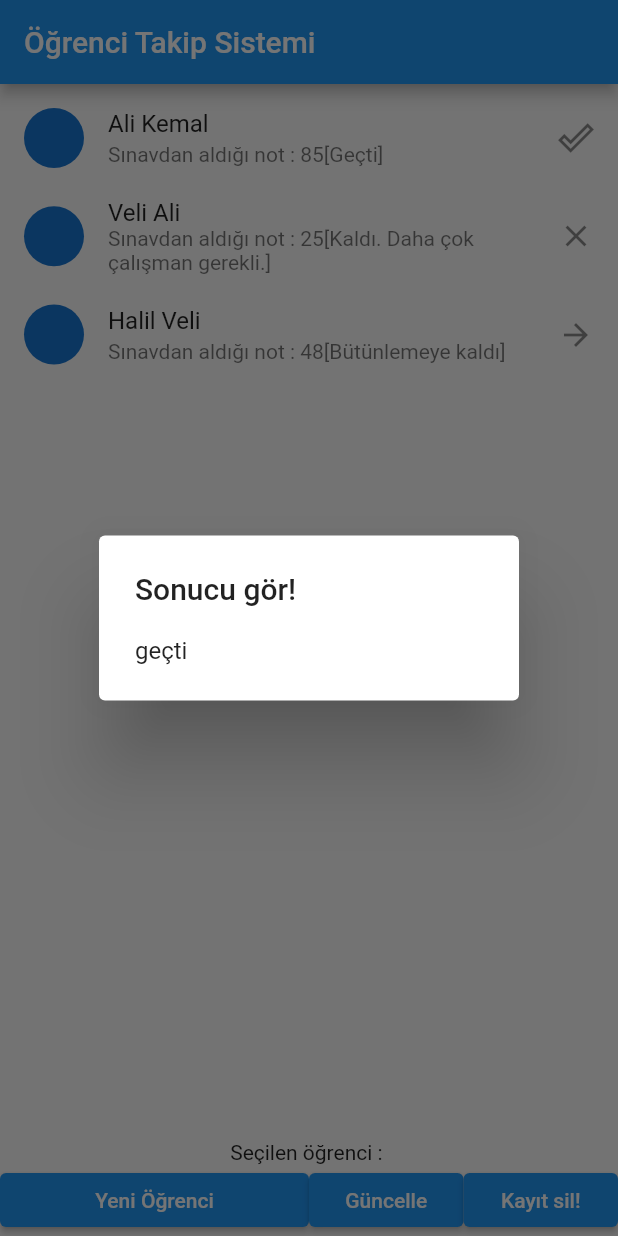
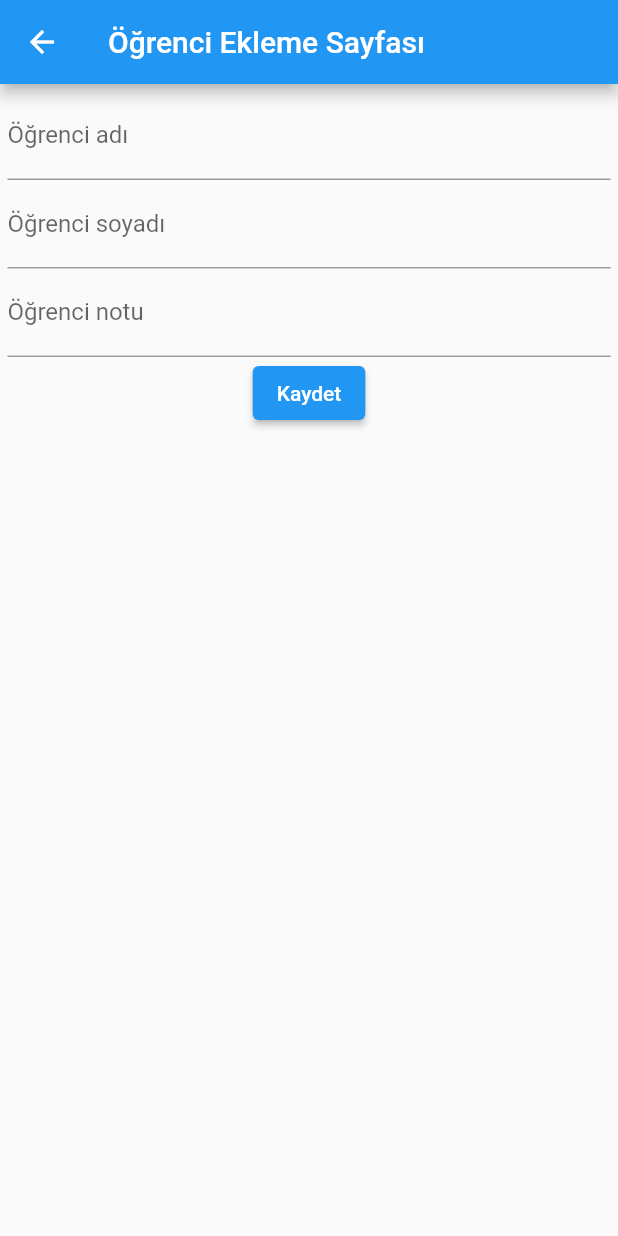
Before and after one commit to bhoslan/BtkFlutter, a Flutter app: the screen it shows after launch, after a tap on "Yeni Öğrenci", on a phone screen of 412 x 824 dp. Run offline on Flutter 3.47's test engine with Material 2 defaults, Android fonts, the phone set to English and light mode, and no system bars.

Commit message:
10. gün sonu

```diff
--- a/lib/main.dart
+++ b/lib/main.dart
@@ -1,6 +1,7 @@
 //görüntüde android istiyoruz.
 
 import 'package:deneme_2/models/student.dart';
+import 'package:deneme_2/screens/student_add.dart';
 import 'package:flutter/material.dart';
 
 void main() {
@@ -14,13 +15,16 @@ class MyApp extends StatefulWidget {
 
 class _MyAppState extends State<MyApp> {
   @override
-  String secilenOgrenci="";
+  late Student selectedStudent = Student.withId(0, "", "", 0, "");
+  List<Student> students = [
+    Student.withId(1, "Ali", "Kemal", 85,
+        "https://cdn.pixabay.com/photo/2017/06/05/07/58/butterfly-2373175_960_720.png"),
+    Student.withId(2, "Veli", "Ali", 25,
+        "https://cdn.pixabay.com/photo/2019/10/14/22/58/ukraine-4550155_960_720.jpg"),
+    Student.withId(3, "Halil", "Veli", 48,
+        "https://cdn.pixabay.com/photo/2014/12/16/22/25/woman-570883_960_720.jpg")
+  ];
 
-  List<Student> students = [
-    Student("Ali", "Kemal", 85,"https://cdn.pixabay.com/photo/2017/06/05/07/58/butterfly-2373175_960_720.png"),
-    Student("Veli", "Ali", 25,"https://cdn.pixabay.com/photo/2019/10/14/22/58/ukraine-4550155_960_720.jpg"),
-    Student("Halil", "Veli", 48,"https://cdn.pixabay.com/photo/2014/12/16/22/25/woman-570883_960_720.jpg")
-  ];
 
   Widget build(BuildContext context) {
     return Scaffold(
@@ -30,20 +34,9 @@ class _MyAppState extends State<MyApp> {
         body: buildBody(context));
   }
 
-  String sinavHesapla(int puan) {
-    String mesaj = "";
-    if (puan > 50) {
-      mesaj = "geçti";
-    } else if (puan > 45) {
-      mesaj = "bütünlemeye kaldı";
-    } else {
-      mesaj = "kaldı";
-    }
-    return mesaj;
-  }
-
-  void mesajGoster(BuildContext context, String mesaj) {
-    var alert = AlertDialog(title: Text("Sonucu gör!"), content: Text(mesaj));
+  void showMessage(BuildContext context, String mesaj) {
+    var alert =
+        AlertDialog(title: const Text("İşlem sonucu!"), content: Text(mesaj));
     showDialog(
         context: context,
         builder: (BuildContext context) => alert); //context te alerti göster.
@@ -58,45 +51,38 @@ class _MyAppState extends State<MyApp> {
                 itemCount: students.length,
                 itemBuilder: (BuildContext context, int index) {
                   return ListTile(
-                    leading: CircleAvatar(
-                      backgroundImage: NetworkImage(students[index].image)
-                    ),
-                    title: Text(students[index].firstName +" "+students[index].lastName),
-                    subtitle: Text("Sınavdan aldığı not : " +students[index].grade.toString()+"["+students[index].getStatus+"]"),
+                   // leading: CircleAvatar(
+                     //   backgroundImage: NetworkImage(students[index].image)),
+                    title: Text(students[index].firstName +
+                        " " +
+                        students[index].lastName),
+                    subtitle: Text("Sınavdan aldığı not : " +
+                        students[index].grade.toString() +
+                        "[" +
+                        students[index].getStatus +
+                        "]"),
                     trailing: buildStatusIcon(students[index].grade),
-                    onTap: (){
+                    onTap: () {
                       setState(() {
-                        secilenOgrenci=(students[index].firstName +" "+students[index].lastName) ;
+                        selectedStudent = students[index];
                       });
 
-                      print(secilenOgrenci);
+                      print(selectedStudent.firstName);
                     },
                   );
                 })),
-
-        Text("Seçilen öğrenci : "+secilenOgrenci),
+        Text("Seçilen öğrenci : " + selectedStudent.firstName),
         Row(
-          children: [
+          children: <Widget>[
             Flexible(
               fit: FlexFit.tight,
-              flex: 2 ,
-             child: ElevatedButton(
-                  child: Text("Yeni Öğrenci"),
-                  onPressed: () {
-                    var mesaj = sinavHesapla(55);
-                    mesajGoster(context, mesaj);
-                  },
-                ),
-              ),
-
-            Flexible(
-              fit: FlexFit.tight,
-              flex: 1,
+              flex: 2,
               child: ElevatedButton(
-                child: Text("Güncelle"),
+                style: ButtonStyle(
+                    backgroundColor: MaterialStateProperty.all(Colors.green)),
+                child: Row(children: <Widget>[Text("Yeni Öğrenci")]),
                 onPressed: () {
-                  var mesaj = sinavHesapla(55);
-                  mesajGoster(context, mesaj);
+                  Navigator.push(context, MaterialPageRoute(builder: (context)=>StudentAdd(students)));
                 },
               ),
             ),
@@ -104,16 +90,36 @@ class _MyAppState extends State<MyApp> {
               fit: FlexFit.tight,
               flex: 1,
               child: ElevatedButton(
+                style: ButtonStyle(
+                    backgroundColor: MaterialStateProperty.all(Colors.amber)),
+                child: Row(
+                  children: <Widget>[Text("Güncelle")],
+                ),
+                onPressed: () {
+                  var message = "Updated";
+                  showMessage(context, message);
+                },
+              ),
+            ),
+            Flexible(
+              fit: FlexFit.tight,
+              flex: 1,
+              child: ElevatedButton(
+                style: ButtonStyle(
+                    backgroundColor: MaterialStateProperty.all(Colors.black12)),
                 child: Text("Kayıt sil!"),
                 onPressed: () {
-                  var mesaj = sinavHesapla(55);
-                  mesajGoster(context, mesaj);
+                  setState(() {
+                    students.remove(selectedStudent);
+                  });
+
+                  var message = selectedStudent.firstName + " Deleted";
+                  showMessage(context, message);
                 },
               ),
             ),
           ],
         )
-
       ],
     );
   }
--- a/lib/models/student.dart
+++ b/lib/models/student.dart
@@ -1,19 +1,31 @@
-class Student{
-  late String firstName ;
+class Student {
+  late int id;
+  late String firstName;
   late String lastName;
-  late int grade ;
+  late int grade;
   late String status;
   late String image;
 
-  Student(String firstName, String lastName, int grade, String image){
-  this.firstName = firstName;
-  this.lastName=lastName;
-  this.grade=grade;
-  status="Geçti";
-  this.image=image;
+  Student.withoutInfo();
+  Student.withId(
+      int id, String firstName, String lastName, int grade, String image) {
+    this.firstName = firstName;
+    this.id = id;
+    this.lastName = lastName;
+    this.grade = grade;
+    status = "Geçti";
+    this.image = image;
   }
-  String get getStatus{
-    String message ="";
+  Student(String firstName, String lastName, int grade, String image) {
+    this.firstName = firstName;
+    this.lastName = lastName;
+    this.grade = grade;
+    status = "Geçti";
+    this.image = image;
+  }
+
+  String get getStatus {
+    String message = "";
     if (this.grade >= 50) {
       message = "Geçti";
     } else if (grade >= 45) {
@@ -23,4 +35,5 @@ class Student{
     }
     return message;
   }
+
 }
--- /dev/null
+++ b/lib/screens/student_add.dart
@@ -0,0 +1,92 @@
+import 'package:deneme_2/models/student.dart';
+import 'package:deneme_2/validation/student_validator.dart';
+import 'package:flutter/material.dart';
+
+class StudentAdd extends StatefulWidget {
+  late List<Student> students;
+  StudentAdd(List<Student> students) {
+    this.students = students;
+  }
+
+  @override
+  State<StatefulWidget> createState() {
+    return _StudentAddState(students);
+  }
+}
+
+class _StudentAddState extends State with StudentValidationMixin {
+  final _formKey = GlobalKey<FormState>();
+      var student = Student.withoutInfo();
+
+  late List<Student> students;
+  _StudentAddState(List<Student> students) {
+    this.students = students;
+  }
+
+  @override
+  Widget build(BuildContext context) {
+    return Scaffold(
+      appBar: AppBar(
+        title: Text("Öğrenci Ekleme Sayfası"),
+      ),
+      body: Container(
+        margin: EdgeInsets.all(5.0),
+        child: Form(
+          key: _formKey,
+          child: Column(
+            children: <Widget>[
+              buildFirstNameField(),
+              buildLastNameField(),
+              buildGradeField(),
+              buildElevatedButton(),
+            ],
+          ),
+        ),
+      ),
+    );
+  }
+
+  Widget buildFirstNameField() {
+    return TextFormField(
+      decoration: InputDecoration(labelText: "Öğrenci adı", hintText: "Ali"),
+      validator: validateFirstName,
+      onSaved: (value) {
+        student.firstName = value!;
+      },
+    );
+  }
+
+  Widget buildLastNameField() {
+    return TextFormField(
+      decoration:
+          InputDecoration(labelText: "Öğrenci soyadı", hintText: "Yılmaz"),
+      validator: validateLastName,
+      onSaved: (value) {
+        student.lastName = value!;
+      },
+    );
+  }
+
+  Widget buildGradeField() {
+    return TextFormField(
+      decoration: InputDecoration(labelText: "Öğrenci notu", hintText: "75"),
+      validator: validateGrade,
+      onSaved: (value) {
+        student.grade = int.parse(value!);
+      },
+    );
+  }
+
+  Widget buildElevatedButton() {
+    return ElevatedButton(
+      child: const Text('Kaydet'),
+      onPressed: () {
+        if (_formKey.currentState!.validate()) {
+          _formKey.currentState!.save();
+          students.add(student);
+          Navigator.pop(context);
+        }
+      },
+    );
+  }
+}
```
Also changed, not shown: lib/validation/student_validator.dart (added, +24 -0 lines).
